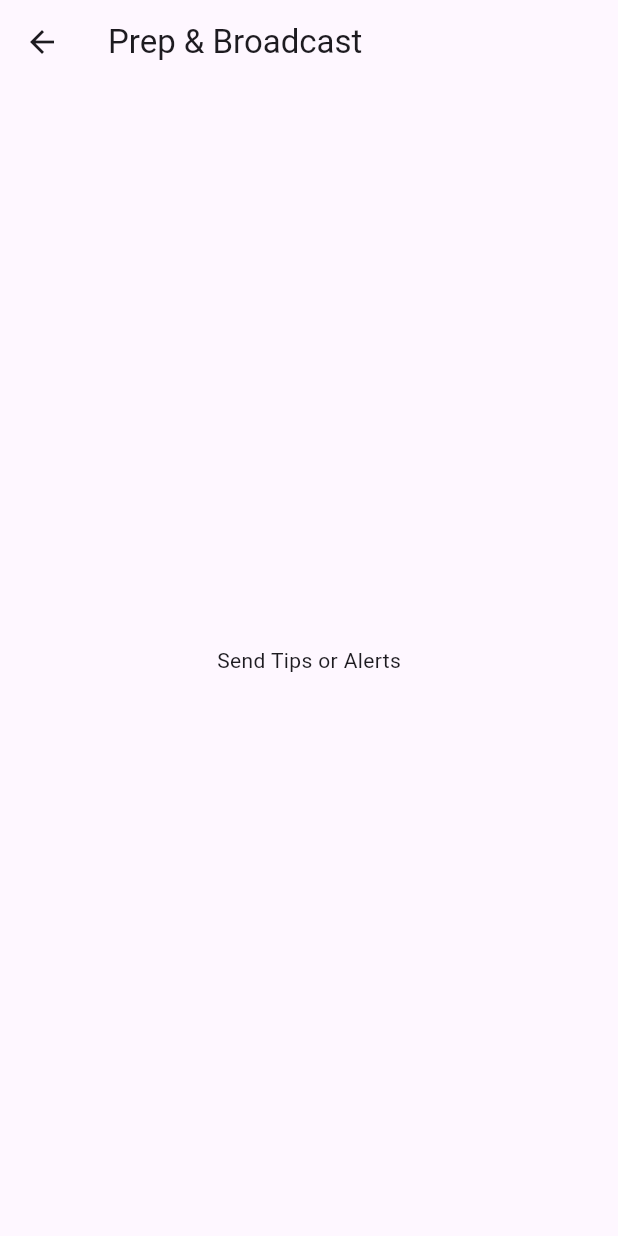
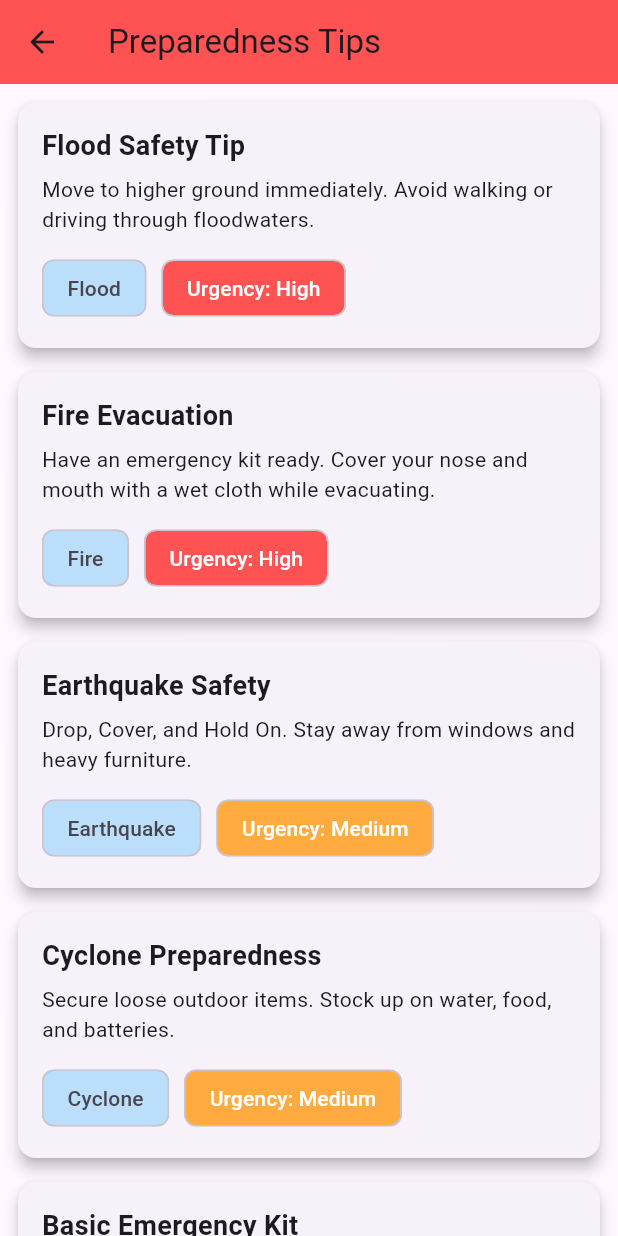
Before and after one commit to MahalakshmiM2303/RH_rescue_agencies_app, a Flutter app: the PrepBroadcastScreen screen opened directly, on a phone screen of 412 x 824 dp. Run offline on Flutter 3.47's test engine with Material 3 defaults, Android fonts, the light colour scheme and no system bars.

Commit message:
Update prep_broadcast_screen.dart

```diff
--- a/lib/agency/prep_broadcast_screen.dart
+++ b/lib/agency/prep_broadcast_screen.dart
@@ -1,13 +1,99 @@
+
 import 'package:flutter/material.dart';
 
 class PrepBroadcastScreen extends StatelessWidget {
-  const PrepBroadcastScreen({super.key});
+  PrepBroadcastScreen({super.key});
+
+  final List<Map<String, String>> tips = [
+    {
+      'title': 'Flood Safety Tip',
+      'content': 'Move to higher ground immediately. Avoid walking or driving through floodwaters.',
+      'category': 'Flood',
+      'urgency': 'High',
+    },
+    {
+      'title': 'Fire Evacuation',
+      'content': 'Have an emergency kit ready. Cover your nose and mouth with a wet cloth while evacuating.',
+      'category': 'Fire',
+      'urgency': 'High',
+    },
+    {
+      'title': 'Earthquake Safety',
+      'content': 'Drop, Cover, and Hold On. Stay away from windows and heavy furniture.',
+      'category': 'Earthquake',
+      'urgency': 'Medium',
+    },
+    {
+      'title': 'Cyclone Preparedness',
+      'content': 'Secure loose outdoor items. Stock up on water, food, and batteries.',
+      'category': 'Cyclone',
+      'urgency': 'Medium',
+    },
+    {
+      'title': 'Basic Emergency Kit',
+      'content': 'Keep water, non-perishable food, flashlight, batteries, and first aid supplies ready.',
+      'category': 'General',
+      'urgency': 'Low',
+    },
+  ];
+
+  Color urgencyColor(String urgency) {
+    switch (urgency) {
+      case 'High':
+        return Colors.redAccent;
+      case 'Medium':
+        return Colors.orangeAccent;
+      default:
+        return Colors.green;
+    }
+  }
 
   @override
   Widget build(BuildContext context) {
     return Scaffold(
-      appBar: AppBar(title: const Text("Prep & Broadcast")),
-      body: const Center(child: Text("Send Tips or Alerts")),
+      appBar: AppBar(
+        title: const Text("Preparedness Tips"),
+        backgroundColor: Colors.redAccent,
+      ),
+      body: ListView.builder(
+        padding: const EdgeInsets.all(12),
+        itemCount: tips.length,
+        itemBuilder: (context, index) {
+          final tip = tips[index];
+          return Card(
+            shape: RoundedRectangleBorder(borderRadius: BorderRadius.circular(12)),
+            elevation: 4,
+            margin: const EdgeInsets.only(bottom: 16),
+            child: Padding(
+              padding: const EdgeInsets.all(16),
+              child: Column(
+                crossAxisAlignment: CrossAxisAlignment.start,
+                children: [
+                  Text(tip['title'] ?? '',
+                      style: const TextStyle(fontSize: 18, fontWeight: FontWeight.bold)),
+                  const SizedBox(height: 6),
+                  Text(tip['content'] ?? ''),
+                  const SizedBox(height: 12),
+                  Row(
+                    children: [
+                      Chip(
+                        label: Text(tip['category'] ?? 'General'),
+                        backgroundColor: Colors.blue.shade100,
+                      ),
+                      const SizedBox(width: 10),
+                      Chip(
+                        label: Text("Urgency: ${tip['urgency']}"),
+                        backgroundColor: urgencyColor(tip['urgency'] ?? 'Low'),
+                        labelStyle: const TextStyle(color: Colors.white),
+                      ),
+                    ],
+                  )
+                ],
+              ),
+            ),
+          );
+        },
+      ),
     );
   }
 }
```
